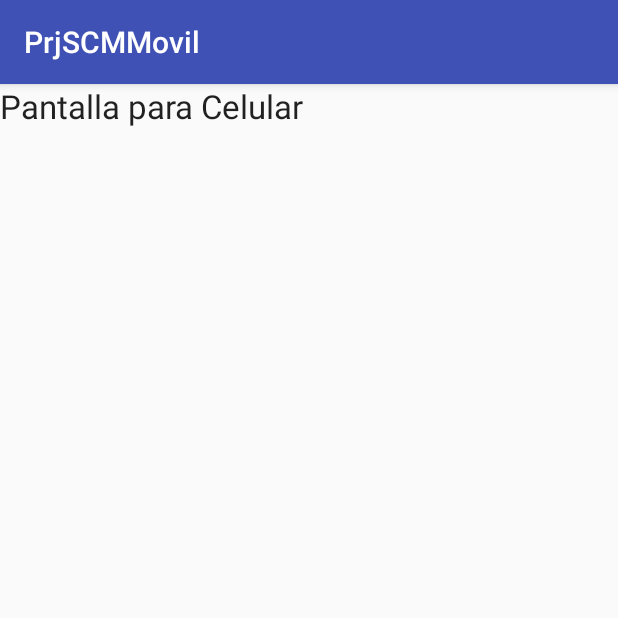
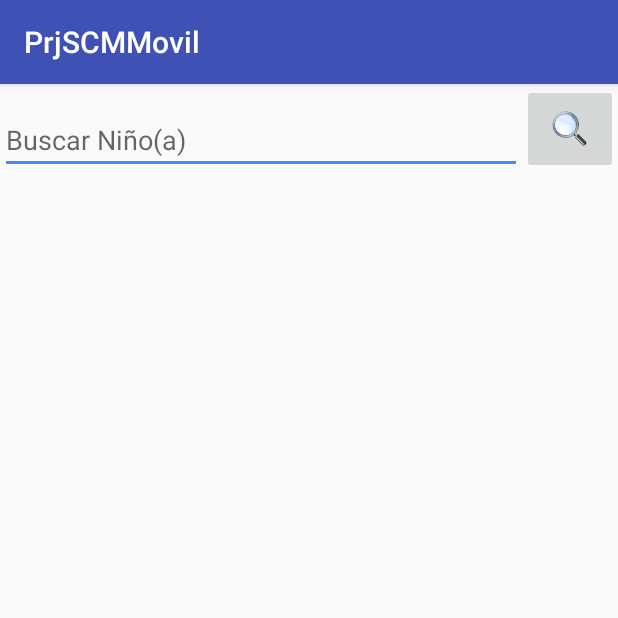
Before and after one commit to silvioponce/PrjSCMMovil, an Android app: the FragmentListNinos screen opened directly, with no data from a screen before it, on a phone screen of 412 x 824 dp, the top half of it. Run offline under Robolectric (Android 15) with nearby library versions, the phone set to English and light mode, and no system bars.

Commit message:
Mi primer Comit

```diff
--- a/app/src/main/res/layout/activity_lista_ninos.xml
+++ b/app/src/main/res/layout/activity_lista_ninos.xml
@@ -3,12 +3,6 @@
     android:layout_width="match_parent"
     android:layout_height="match_parent">
 
-    <TextView
-        android:layout_width="wrap_content"
-        android:layout_height="wrap_content"
-        android:textAppearance="?android:attr/textAppearanceLarge"
-        android:text="Pantalla para Celular"
-        android:id="@+id/textView3" />
 
     <FrameLayout
         android:id="@+id/contenedor_lista"
--- a/app/src/main/res/layout/fragment_list_ninos.xml
+++ b/app/src/main/res/layout/fragment_list_ninos.xml
@@ -6,14 +6,44 @@
     android:layout_height="match_parent"
     tools:context="com.example.sponce.prjscmmovil.Fragment.FragmentListNinos">
 
+    <LinearLayout
+        android:layout_width="fill_parent"
+        android:layout_height="fill_parent"
+        android:orientation="vertical">
+
+        <LinearLayout
+            android:layout_width="fill_parent"
+            android:layout_height="wrap_content"
+            android:orientation="horizontal">
+
+            <EditText
+                android:id="@+id/txtBuscar"
+                android:layout_width="match_parent"
+                android:layout_height="wrap_content"
+
+                android:layout_gravity="bottom"
+                android:layout_weight="1"
+                android:hint="Buscar Niño(a)" />
+
+            <ImageButton
+                android:id="@+id/btnBuscar"
+                android:layout_width="wrap_content"
+                android:layout_height="wrap_content"
+                android:src="@mipmap/ic_search" />
+
+
+        </LinearLayout>
+
         <android.support.v7.widget.RecyclerView xmlns:android="http://schemas.android.com/apk/res/android"
             xmlns:tools="http://schemas.android.com/tools"
             android:id="@+id/reciclador"
             android:layout_width="match_parent"
             android:layout_height="match_parent"
-        android:layout_marginLeft="16dp"
-        android:layout_marginRight="16dp"
             app:layoutManager="LinearLayoutManager"
+
             tools:listitem="@layout/listview_item_ninos" />
 
+    </LinearLayout>
+
+
 </FrameLayout>
```
Also changed, not shown: app/src/main/java/Adapter/AdapterNinos.java (+11 -7 lines), app/src/main/res/drawable/gradient_bg.xml (added, +9 -0 lines), app/src/main/res/drawable/gradient_bg_hover.xml (added, +9 -0 lines), app/src/main/res/drawable/image_bg.xml (added, +10 -0 lines), app/src/main/res/drawable/list_selector.xml (added, +15 -0 lines), app/src/main/res/layout/listview_item_ninos.xml (+6 -2 lines), app/src/main/res/layout/menu.xml (added, +12 -0 lines). Lines whose indentation alone changed are shown as unchanged.
